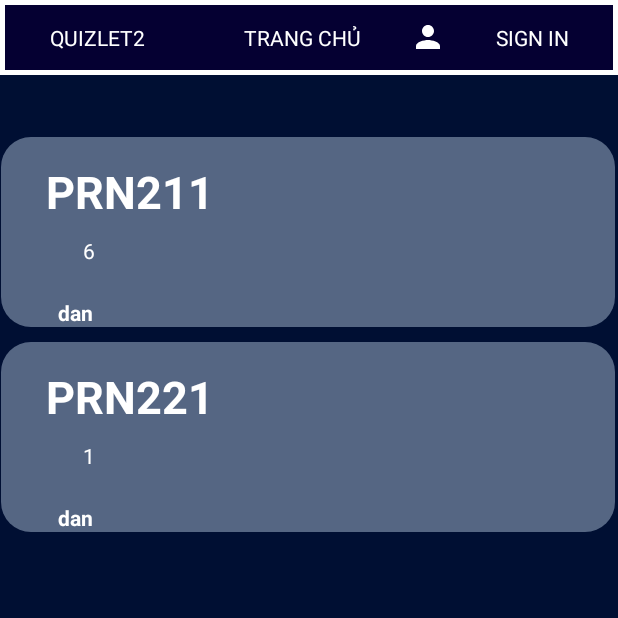
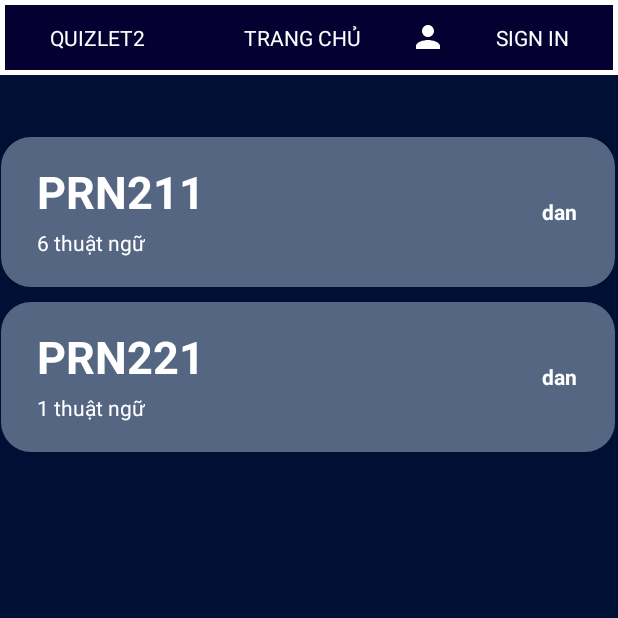
Before and after one commit to danpott555/QuizLearn, an Android app: the HomeScreenActivity screen opened directly, with no data from a screen before it, on a phone screen of 412 x 824 dp, the top half of it. Run offline under Robolectric (Android 15) with nearby library versions, the phone set to English and light mode, and no system bars; our stand-ins replace Room's generated code.

Commit message:
update layout, scroll to top screen at first load

```diff
--- a/app/src/main/java/com/smily/quizlearn/HomeScreenActivity.java
+++ b/app/src/main/java/com/smily/quizlearn/HomeScreenActivity.java
@@ -1,6 +1,8 @@
 package com.smily.quizlearn;
 
 import android.os.Bundle;
+import android.widget.LinearLayout;
+import android.widget.ScrollView;
 
 import androidx.appcompat.app.AppCompatActivity;
 import androidx.recyclerview.widget.GridLayoutManager;
@@ -15,8 +17,13 @@ import java.util.List;
 public class HomeScreenActivity extends AppCompatActivity {
     private RecyclerView rcvMain;
     private List<StudySet> cards;
+    private ScrollView homeScrView;
+    private LinearLayout homeLinearLayout;
     private void bindingView() {
         rcvMain=findViewById(R.id.rcvMain);
+        homeScrView = findViewById(R.id.homeScrView);
+        homeLinearLayout = findViewById(R.id.homeLinearLayout);
+        homeScrView.smoothScrollTo(0, homeLinearLayout.getTop());
     }
 
     private void bindingAction() {
--- a/app/src/main/java/com/smily/quizlearn/HomeScreen_VH.java
+++ b/app/src/main/java/com/smily/quizlearn/HomeScreen_VH.java
@@ -46,7 +46,7 @@ public class HomeScreen_VH extends RecyclerView.ViewHolder {
     public void setProduct(StudySet c) {
         setId=c.getId();
         nameHocPhan.setText(c.getName());
-        sLTN.setText(Integer.toString(InitDatabase.getInstance(context).flashCardDAO().getListFlashCard(c.getId()).size()));
+        sLTN.setText(Integer.toString(InitDatabase.getInstance(context).flashCardDAO().getListFlashCard(c.getId()).size()) + " thuật ngữ");
         owner.setText(c.getCreateBy());
     }
 }
--- a/app/src/main/res/layout/activity_addtoclass.xml
+++ b/app/src/main/res/layout/activity_addtoclass.xml
@@ -7,7 +7,7 @@
     android:background="@color/backgroundColor">
 
     <LinearLayout
-        android:id="@+id/linearLayout"
+        android:id="@+id/homeLinearLayout"
         android:layout_width="match_parent"
         android:layout_height="wrap_content"
         android:background="@drawable/bordersolidwhite"
@@ -132,5 +132,5 @@
         android:textColor="@color/white"
         app:layout_constraintEnd_toEndOf="parent"
         app:layout_constraintStart_toStartOf="parent"
-        app:layout_constraintTop_toBottomOf="@+id/linearLayout" />
+        app:layout_constraintTop_toBottomOf="@+id/homeLinearLayout" />
 </androidx.constraintlayout.widget.ConstraintLayout>
--- a/app/src/main/res/layout/activity_main_rcv_screen.xml
+++ b/app/src/main/res/layout/activity_main_rcv_screen.xml
@@ -2,16 +2,18 @@
 <ScrollView xmlns:android="http://schemas.android.com/apk/res/android"
     xmlns:app="http://schemas.android.com/apk/res-auto"
     xmlns:tools="http://schemas.android.com/tools"
+    android:id="@+id/homeScrView"
     android:layout_width="match_parent"
     android:layout_height="match_parent"
     android:background="@color/backgroundColor">
+
     <androidx.constraintlayout.widget.ConstraintLayout
         android:layout_width="match_parent"
         android:layout_height="wrap_content">
 
 
         <LinearLayout
-        android:id="@+id/linearLayout"
+            android:id="@+id/homeLinearLayout"
             android:layout_width="match_parent"
             android:layout_height="wrap_content"
             android:layout_marginBottom="41dp"
@@ -54,11 +56,11 @@
         <androidx.recyclerview.widget.RecyclerView
             android:id="@+id/rcvMain"
             android:layout_width="409dp"
-        android:layout_height="679dp"
+            android:layout_height="wrap_content"
             android:layout_marginTop="41dp"
             android:layout_marginEnd="2dp"
             app:layout_constraintEnd_toEndOf="parent"
             app:layout_constraintStart_toStartOf="parent"
-        app:layout_constraintTop_toBottomOf="@+id/linearLayout" />
+            app:layout_constraintTop_toBottomOf="@+id/homeLinearLayout" />
     </androidx.constraintlayout.widget.ConstraintLayout>
 </ScrollView>
--- a/app/src/main/res/layout/activity_main_screen_card.xml
+++ b/app/src/main/res/layout/activity_main_screen_card.xml
@@ -3,9 +3,9 @@
     xmlns:app="http://schemas.android.com/apk/res-auto"
     xmlns:tools="http://schemas.android.com/tools"
     android:layout_width="match_parent"
-    android:layout_height="wrap_content"
-    android:background="@drawable/set_element"
-    android:layout_marginBottom="10dp">
+    android:layout_height="100dp"
+    android:layout_marginBottom="10dp"
+    android:background="@drawable/set_element">
 
     <TextView
         android:id="@+id/tvNameHocPhan"
@@ -13,13 +13,9 @@
         android:layout_height="wrap_content"
         android:layout_marginStart="24dp"
         android:layout_marginTop="16dp"
-        android:layout_marginEnd="261dp"
-        android:layout_marginBottom="9dp"
         android:textColor="@color/white"
         android:textSize="30dp"
         android:textStyle="bold"
-        app:layout_constraintBottom_toTopOf="@+id/tvSLTN"
-        app:layout_constraintEnd_toEndOf="parent"
         app:layout_constraintStart_toStartOf="parent"
         app:layout_constraintTop_toTopOf="parent" />
 
@@ -28,23 +24,19 @@
         android:layout_width="wrap_content"
         android:layout_height="wrap_content"
         android:layout_marginStart="24dp"
-        android:layout_marginEnd="316dp"
-        android:layout_marginBottom="22dp"
+        android:layout_marginBottom="20dp"
         android:textColor="@color/white"
-        app:layout_constraintBottom_toTopOf="@+id/tvOwner"
-        app:layout_constraintEnd_toEndOf="parent"
+        app:layout_constraintBottom_toBottomOf="parent"
         app:layout_constraintStart_toStartOf="parent" />
 
     <TextView
         android:id="@+id/tvOwner"
         android:layout_width="wrap_content"
         android:layout_height="wrap_content"
-        android:layout_marginStart="24dp"
-        android:layout_marginTop="107dp"
-        android:layout_marginEnd="334dp"
+        android:layout_marginTop="40dp"
+        android:layout_marginEnd="25dp"
         android:textColor="@color/white"
         android:textStyle="bold"
         app:layout_constraintEnd_toEndOf="parent"
-        app:layout_constraintStart_toStartOf="parent"
         app:layout_constraintTop_toTopOf="parent" />
 </androidx.constraintlayout.widget.ConstraintLayout>
```
Also changed, not shown: app/src/main/java/com/smily/quizlearn/ScreenActivity.java (+8 -0 lines), app/src/main/res/layout/activity_rcv.xml (+5 -3 lines). Lines whose indentation alone changed are shown as unchanged.
